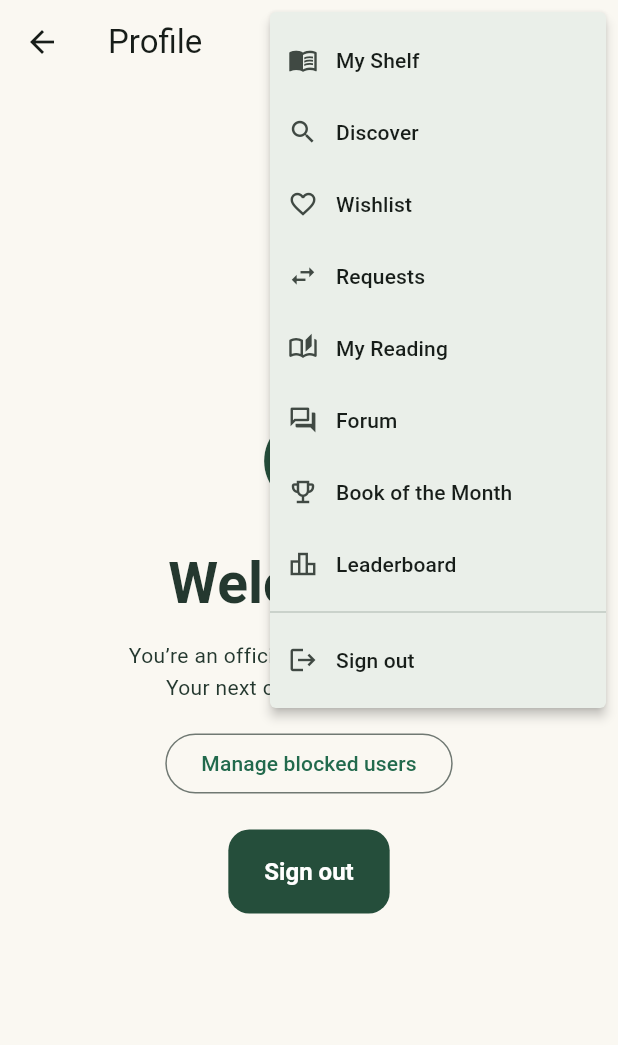
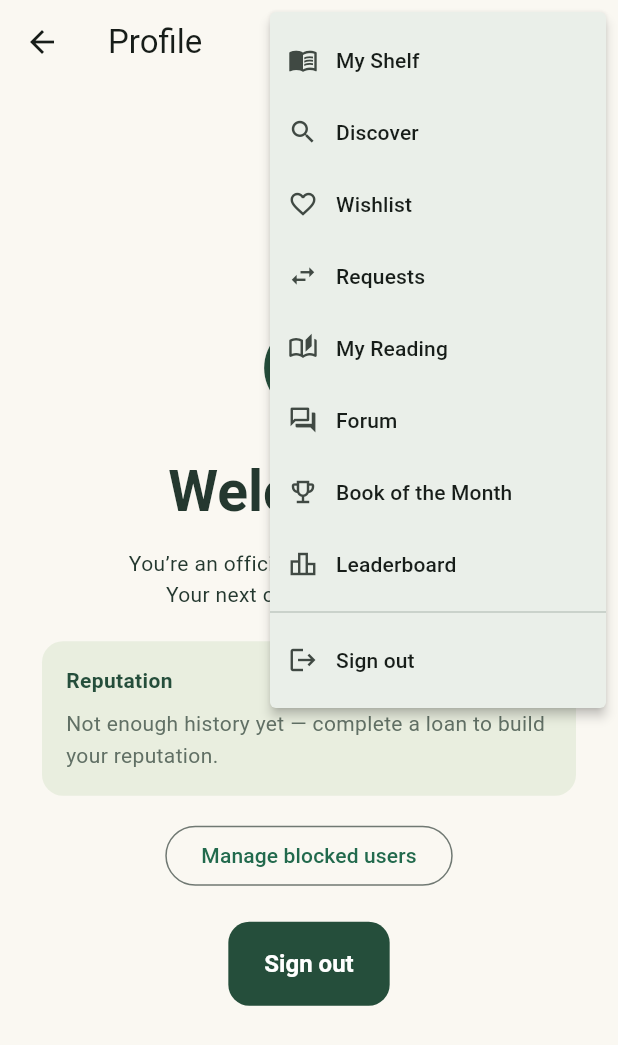
Before and after one commit to Mazharull-Islam/bookSwap, a Flutter app: the ProfilePage screen opened directly, after a tap on the "menu" icon, on a phone screen of 412 x 824 dp. Shown: the top 1045 px of the screen. Run offline on Flutter 3.47's test engine with Material 3 defaults, Android fonts, the light colour scheme and no system bars; our stand-ins replace cloud_firestore, dio, firebase_auth, firebase_core, flutter_riverpod, freezed_annotation and 3 more; accounts and stored records are empty.

Commit message:
added reputation score + achievement badges

```diff
--- a/lib/features/authentication/presentation/screens/profile_page.dart
+++ b/lib/features/authentication/presentation/screens/profile_page.dart
@@ -4,6 +4,7 @@ import 'package:go_router/go_router.dart';
 import '../../../../app/theme.dart';
 import '../../../../app/widgets/nav_menu_button.dart';
 import '../../../../shared/widgets/primary_button.dart';
+import '../../../reputation/presentation/widgets/reputation_card.dart';
 import '../providers/auth_providers.dart';
 
 class ProfilePage extends ConsumerWidget {
@@ -51,6 +52,8 @@ class ProfilePage extends ConsumerWidget {
                     'You’re an official BookSwap member.\nYour next chapter starts here.',
                     textAlign: TextAlign.center,
                   ),
+                  const SizedBox(height: 20),
+                  const ReputationCard(),
                   const SizedBox(height: 16),
                   OutlinedButton(
                     onPressed: () => context.push('/blocked'),
--- /dev/null
+++ b/lib/features/reputation/domain/models/achievement_badge.dart
@@ -0,0 +1,54 @@
+enum AchievementBadge {
+  firstLoan,
+  trustedBorrower,
+  superLender,
+  avidBorrower,
+  bookworm,
+}
+
+class BadgeInfo {
+  const BadgeInfo({
+    required this.badge,
+    required this.emoji,
+    required this.label,
+    required this.description,
+  });
+
+  final AchievementBadge badge;
+  final String emoji;
+  final String label;
+  final String description;
+}
+
+const badgeCatalog = <AchievementBadge, BadgeInfo>{
+  AchievementBadge.firstLoan: BadgeInfo(
+    badge: AchievementBadge.firstLoan,
+    emoji: '🎉',
+    label: 'First Loan',
+    description: 'Completed your first loan.',
+  ),
+  AchievementBadge.trustedBorrower: BadgeInfo(
+    badge: AchievementBadge.trustedBorrower,
+    emoji: '🤝',
+    label: 'Trusted Borrower',
+    description: '5+ loans borrowed, all returned on time.',
+  ),
+  AchievementBadge.superLender: BadgeInfo(
+    badge: AchievementBadge.superLender,
+    emoji: '📦',
+    label: 'Super Lender',
+    description: '10+ loans completed as a lender.',
+  ),
+  AchievementBadge.avidBorrower: BadgeInfo(
+    badge: AchievementBadge.avidBorrower,
+    emoji: '📚',
+    label: 'Avid Borrower',
+    description: '5+ loans completed as a borrower.',
+  ),
+  AchievementBadge.bookworm: BadgeInfo(
+    badge: AchievementBadge.bookworm,
+    emoji: '🐛',
+    label: 'Bookworm',
+    description: '10+ books marked Read.',
+  ),
+};
--- /dev/null
+++ b/lib/features/reputation/domain/reputation_stats.dart
@@ -0,0 +1,64 @@
+import '../../borrow_requests/domain/models/borrow_request.dart';
+import 'models/achievement_badge.dart';
+
+bool _isCompleted(BorrowRequest r) =>
+    r.status == RequestStatus.accepted && r.returnedAt != null;
+
+bool _wasOnTime(BorrowRequest r) =>
+    r.expectedReturnDateMs == null || r.returnedAt! <= r.expectedReturnDateMs!;
+
+/// Reflects "successful lending and returning behaviour" (SRS §3.1) as one
+/// combined on-time rate across every completed loan, whichever side of it
+/// you were on — simpler and more explainable than separately weighting
+/// lending vs. borrowing, and avoids rewarding/penalizing a lender for a
+/// borrower's return promptness, which isn't something the lender controls.
+class ReliabilityStats {
+  const ReliabilityStats({required this.completed, required this.onTime});
+  final int completed;
+  final int onTime;
+
+  /// Null (rather than 0) when there's no history yet, so the UI can show
+  /// "not enough history" instead of a misleading 0%.
+  double? get percent => completed == 0 ? null : onTime / completed * 100;
+}
+
+ReliabilityStats computeReliability({
+  required List<BorrowRequest> incoming,
+  required List<BorrowRequest> outgoing,
+}) {
+  final completedLoans = [
+    ...incoming,
+    ...outgoing,
+  ].where(_isCompleted).toList();
+  final onTime = completedLoans.where(_wasOnTime).length;
+  return ReliabilityStats(completed: completedLoans.length, onTime: onTime);
+}
+
+List<AchievementBadge> computeEarnedBadges({
+  required List<BorrowRequest> incoming,
+  required List<BorrowRequest> outgoing,
+  required int booksRead,
+}) {
+  final completedAsLender = incoming.where(_isCompleted).toList();
+  final completedAsBorrower = outgoing.where(_isCompleted).toList();
+  final onTimeAsBorrower = completedAsBorrower.where(_wasOnTime).length;
+
+  final badges = <AchievementBadge>[];
+  if (completedAsLender.length + completedAsBorrower.length >= 1) {
+    badges.add(AchievementBadge.firstLoan);
+  }
+  if (completedAsBorrower.length >= 5 &&
+      onTimeAsBorrower == completedAsBorrower.length) {
+    badges.add(AchievementBadge.trustedBorrower);
+  }
+  if (completedAsLender.length >= 10) {
+    badges.add(AchievementBadge.superLender);
+  }
+  if (completedAsBorrower.length >= 5) {
+    badges.add(AchievementBadge.avidBorrower);
+  }
+  if (booksRead >= 10) {
+    badges.add(AchievementBadge.bookworm);
+  }
+  return badges;
+}
--- /dev/null
+++ b/lib/features/reputation/presentation/providers/reputation_providers.dart
@@ -0,0 +1,25 @@
+import 'package:flutter_riverpod/flutter_riverpod.dart';
+import '../../../borrow_requests/presentation/providers/request_providers.dart';
+import '../../../reading/domain/models/reading_entry.dart';
+import '../../../reading/presentation/providers/reading_providers.dart';
+import '../../domain/models/achievement_badge.dart';
+import '../../domain/reputation_stats.dart';
+
+final reliabilityStatsProvider = Provider<ReliabilityStats>((ref) {
+  final incoming = ref.watch(incomingRequestsProvider).valueOrNull ?? const [];
+  final outgoing = ref.watch(outgoingRequestsProvider).valueOrNull ?? const [];
+  return computeReliability(incoming: incoming, outgoing: outgoing);
+});
+
+final earnedBadgesProvider = Provider<List<AchievementBadge>>((ref) {
+  final incoming = ref.watch(incomingRequestsProvider).valueOrNull ?? const [];
+  final outgoing = ref.watch(outgoingRequestsProvider).valueOrNull ?? const [];
+  final booksRead = (ref.watch(myReadingProvider).valueOrNull ?? const [])
+      .where((e) => e.status == ReadingStatus.read)
+      .length;
+  return computeEarnedBadges(
+    incoming: incoming,
+    outgoing: outgoing,
+    booksRead: booksRead,
+  );
+});
--- /dev/null
+++ b/lib/features/reputation/presentation/widgets/reputation_card.dart
@@ -0,0 +1,85 @@
+import 'package:flutter/material.dart';
+import 'package:flutter_riverpod/flutter_riverpod.dart';
+import '../../../../app/theme.dart';
+import '../../domain/models/achievement_badge.dart';
+import '../providers/reputation_providers.dart';
+
+class ReputationCard extends ConsumerWidget {
+  const ReputationCard({super.key});
+
+  @override
+  Widget build(BuildContext context, WidgetRef ref) {
+    final reliability = ref.watch(reliabilityStatsProvider);
+    final badges = ref.watch(earnedBadgesProvider);
+    final percent = reliability.percent;
+
+    return Container(
+      width: double.infinity,
+      padding: const EdgeInsets.all(16),
+      decoration: BoxDecoration(
+        color: const Color(0xFFE9EEDF),
+        borderRadius: BorderRadius.circular(14),
+      ),
+      child: Column(
+        crossAxisAlignment: CrossAxisAlignment.start,
+        children: [
+          const Text(
+            'Reputation',
+            style: TextStyle(fontWeight: FontWeight.w700, color: forest),
+          ),
+          const SizedBox(height: 8),
+          if (percent == null)
+            const Text(
+              'Not enough history yet — complete a loan to build your reputation.',
+              style: TextStyle(color: Color(0xFF617065)),
+            )
+          else
+            Text(
+              '${percent.round()}% on-time · ${reliability.completed} '
+              '${reliability.completed == 1 ? 'loan' : 'loans'} completed',
+              style: const TextStyle(fontWeight: FontWeight.w600),
+            ),
+          if (badges.isNotEmpty) ...[
+            const SizedBox(height: 14),
+            Wrap(
+              spacing: 8,
+              runSpacing: 8,
+              children: badges
+                  .map((b) => _BadgeChip(info: badgeCatalog[b]!))
+                  .toList(),
+            ),
+          ],
+        ],
+      ),
+    );
+  }
+}
+
+class _BadgeChip extends StatelessWidget {
+  const _BadgeChip({required this.info});
+  final BadgeInfo info;
+
+  @override
+  Widget build(BuildContext context) => Tooltip(
+    message: info.description,
+    child: Container(
+      padding: const EdgeInsets.symmetric(horizontal: 10, vertical: 6),
+      decoration: BoxDecoration(
+        color: Colors.white,
+        borderRadius: BorderRadius.circular(999),
+        border: Border.all(color: const Color(0xFFD6DED5)),
+      ),
+      child: Row(
+        mainAxisSize: MainAxisSize.min,
+        children: [
+          Text(info.emoji, style: const TextStyle(fontSize: 14)),
+          const SizedBox(width: 6),
+          Text(
+            info.label,
+            style: const TextStyle(fontSize: 12, fontWeight: FontWeight.w600),
+          ),
+        ],
+      ),
+    ),
+  );
+}
```
